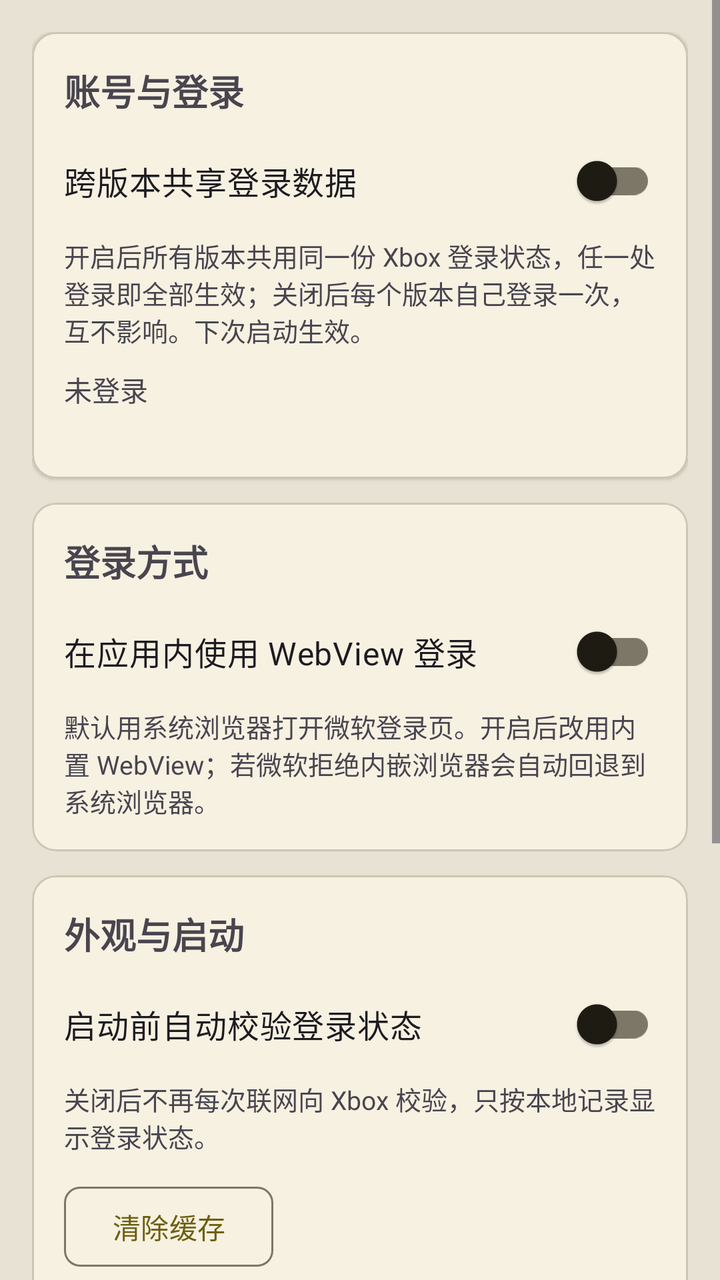
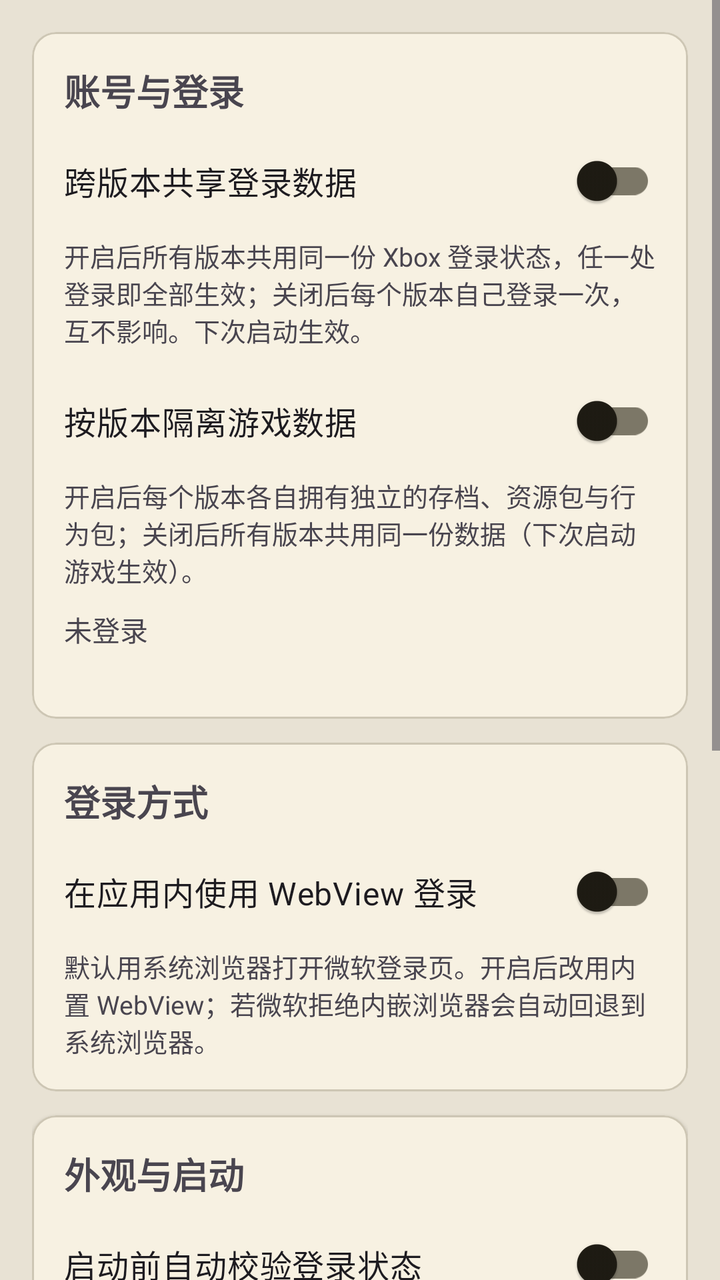

Screens rendered from an Android XML layout before and after an edit, with the pre-edit source and the edit as a unified diff.
<!-- AndroidManifest.xml: application theme AppTheme -->
<!-- res/layout/fragment_setting.xml -->
<?xml version="1.0" encoding="utf-8"?>
<ScrollView xmlns:android="http://schemas.android.com/apk/res/android"
    xmlns:app="http://schemas.android.com/apk/res-auto"
    android:layout_width="match_parent"
    android:layout_height="match_parent"
    android:background="@color/md_theme_surfaceContainerHighest"
    android:fillViewport="true">

    <LinearLayout
        android:layout_width="match_parent"
        android:layout_height="wrap_content"
        android:orientation="vertical"
        android:paddingStart="16dp"
        android:paddingTop="16dp"
        android:paddingEnd="16dp"
        android:paddingBottom="24dp">

        <com.google.android.material.card.MaterialCardView
            android:layout_width="match_parent"
            android:layout_height="wrap_content"
            app:cardCornerRadius="12dp"
            app:cardElevation="1dp">

            <LinearLayout
                android:layout_width="match_parent"
                android:layout_height="wrap_content"
                android:orientation="vertical"
                android:padding="16dp">

                <TextView
                    android:layout_width="wrap_content"
                    android:layout_height="wrap_content"
                    android:text="@string/account_section_header"
                    android:textSize="18sp"
                    android:textStyle="bold" />

                <com.google.android.material.switchmaterial.SwitchMaterial
                    android:id="@+id/identity_share"
                    android:layout_width="match_parent"
                    android:layout_height="wrap_content"
                    android:layout_marginTop="8dp"
                    android:text="@string/account_share_toggle"
                    android:textSize="16sp" />

                <TextView
                    android:id="@+id/identity_summary"
                    android:layout_width="match_parent"
                    android:layout_height="wrap_content"
                    android:layout_marginTop="4dp"
                    android:text="@string/identity_share_summary"
                    android:textColor="?android:attr/textColorSecondary"
                    android:textSize="13sp" />

                <TextView
                    android:id="@+id/account_line"
                    android:layout_width="match_parent"
                    android:layout_height="wrap_content"
                    android:layout_marginTop="10dp"
                    android:text="@string/account_not_signed_in"
                    android:textSize="14sp" />

                <TextView
                    android:id="@+id/identity_path"
                    android:layout_width="match_parent"
                    android:layout_height="wrap_content"
                    android:layout_marginTop="2dp"
                    android:textIsSelectable="true"
                    android:textSize="12sp"
                    android:typeface="monospace" />
            </LinearLayout>
        </com.google.android.material.card.MaterialCardView>

        <com.google.android.material.card.MaterialCardView
            android:layout_width="match_parent"
            android:layout_height="wrap_content"
            android:layout_marginTop="12dp"
            app:cardCornerRadius="12dp"
            app:cardElevation="1dp">

            <LinearLayout
                android:layout_width="match_parent"
                android:layout_height="wrap_content"
                android:orientation="vertical"
                android:padding="16dp">

                <TextView
                    android:layout_width="wrap_content"
                    android:layout_height="wrap_content"
                    android:text="@string/account_login_method_header"
                    android:textSize="18sp"
                    android:textStyle="bold" />

                <com.google.android.material.switchmaterial.SwitchMaterial
                    android:id="@+id/login_webview"
                    android:layout_width="match_parent"
                    android:layout_height="wrap_content"
                    android:layout_marginTop="8dp"
                    android:text="@string/account_webview_toggle"
                    android:textSize="16sp" />

                <TextView
                    android:layout_width="match_parent"
                    android:layout_height="wrap_content"
                    android:layout_marginTop="4dp"
                    android:text="@string/account_webview_summary"
                    android:textColor="?android:attr/textColorSecondary"
                    android:textSize="13sp" />
            </LinearLayout>
        </com.google.android.material.card.MaterialCardView>

        <com.google.android.material.card.MaterialCardView
            android:layout_width="match_parent"
            android:layout_height="wrap_content"
            android:layout_marginTop="12dp"
            app:cardCornerRadius="12dp"
            app:cardElevation="1dp">

            <LinearLayout
                android:layout_width="match_parent"
                android:layout_height="wrap_content"
                android:orientation="vertical"
                android:padding="16dp">

                <TextView
                    android:layout_width="wrap_content"
                    android:layout_height="wrap_content"
                    android:text="@string/setting_appearance_header"
                    android:textSize="18sp"
                    android:textStyle="bold" />

                <com.google.android.material.switchmaterial.SwitchMaterial
                    android:id="@+id/auto_validate"
                    android:layout_width="match_parent"
                    android:layout_height="wrap_content"
                    android:layout_marginTop="8dp"
                    android:text="@string/setting_auto_validate_toggle"
                    android:textSize="16sp" />

                <TextView
                    android:layout_width="match_parent"
                    android:layout_height="wrap_content"
                    android:layout_marginTop="4dp"
                    android:text="@string/setting_auto_validate_summary"
                    android:textColor="?android:attr/textColorSecondary"
                    android:textSize="13sp" />

                <com.google.android.material.button.MaterialButton
                    android:id="@+id/clear_cache"
                    style="?attr/materialButtonOutlinedStyle"
                    android:layout_width="wrap_content"
                    android:layout_height="wrap_content"
                    android:layout_marginTop="12dp"
                    android:text="@string/setting_clear_cache_button"
                    app:cornerRadius="8dp" />
            </LinearLayout>
        </com.google.android.material.card.MaterialCardView>

        <com.google.android.material.card.MaterialCardView
            android:layout_width="match_parent"
            android:layout_height="wrap_content"
            android:layout_marginTop="12dp"
            app:cardCornerRadius="12dp"
            app:cardElevation="1dp">

            <LinearLayout
                android:layout_width="match_parent"
                android:layout_height="wrap_content"
                android:orientation="vertical"
                android:padding="16dp">

                <TextView
                    android:layout_width="wrap_content"
                    android:layout_height="wrap_content"
                    android:text="@string/setting_install_data_header"
                    android:textSize="18sp"
                    android:textStyle="bold" />

                <TextView
                    android:id="@+id/version_line"
                    android:layout_width="match_parent"
                    android:layout_height="wrap_content"
                    android:layout_marginTop="8dp"
                    android:text="@string/setting_version_placeholder"
                    android:textSize="14sp" />

                <TextView
                    android:id="@+id/instance_path"
                    android:layout_width="match_parent"
                    android:layout_height="wrap_content"
                    android:layout_marginTop="2dp"
                    android:textIsSelectable="true"
                    android:textSize="12sp"
                    android:typeface="monospace" />
            </LinearLayout>
        </com.google.android.material.card.MaterialCardView>

        <com.google.android.material.card.MaterialCardView
            android:layout_width="match_parent"
            android:layout_height="wrap_content"
            android:layout_marginTop="12dp"
            app:cardCornerRadius="12dp"
            app:cardElevation="1dp">

            <LinearLayout
                android:layout_width="match_parent"
                android:layout_height="wrap_content"
                android:orientation="vertical"
                android:padding="16dp">

                <TextView
                    android:layout_width="wrap_content"
                    android:layout_height="wrap_content"
                    android:text="@string/setting_runtime_header"
                    android:textSize="18sp"
                    android:textStyle="bold" />

                <TextView
                    android:id="@+id/runtime_line"
                    android:layout_width="match_parent"
                    android:layout_height="wrap_content"
                    android:layout_marginTop="8dp"
                    android:text="@string/setting_runtime_not_started"
                    android:textSize="14sp" />

                <TextView
                    android:id="@+id/hook_line"
                    android:layout_width="match_parent"
                    android:layout_height="wrap_content"
                    android:layout_marginTop="2dp"
                    android:textColor="?android:attr/textColorSecondary"
                    android:textSize="13sp" />

                <com.google.android.material.button.MaterialButton
                    android:id="@+id/rescan_plugins"
                    style="?attr/materialButtonOutlinedStyle"
                    android:layout_width="wrap_content"
                    android:layout_height="wrap_content"
                    android:layout_marginTop="10dp"
                    android:text="@string/setting_rescan_plugins_button"
                    app:cornerRadius="8dp" />
            </LinearLayout>
        </com.google.android.material.card.MaterialCardView>
    </LinearLayout>
</ScrollView>
<!-- resources referenced by this layout -->
<resources>
  <color name="md_theme_surfaceContainerHighest">#E8E2D4</color>
  <string name="account_login_method_header">登录方式</string>
  <string name="account_not_signed_in">未登录</string>
  <string name="account_section_header">账号与登录</string>
  <string name="account_share_toggle">跨版本共享登录数据</string>
  <string name="account_webview_summary">默认用系统浏览器打开微软登录页。开启后改用内置 WebView；若微软拒绝内嵌浏览器会自动回退到系统浏览器。</string>
  <string name="account_webview_toggle">在应用内使用 WebView 登录</string>
  <string name="identity_share_summary">开启后所有版本共用同一份 Xbox 登录状态，任一处登录即全部生效；关闭后每个版本自己登录一次，互不影响。下次启动生效。</string>
  <string name="setting_appearance_header">外观与启动</string>
  <string name="setting_auto_validate_summary">关闭后不再每次联网向 Xbox 校验，只按本地记录显示登录状态。</string>
  <string name="setting_auto_validate_toggle">启动前自动校验登录状态</string>
  <string name="setting_clear_cache_button">清除缓存</string>
  <string name="setting_install_data_header">安装与数据</string>
  <string name="setting_rescan_plugins_button">重新扫描插件</string>
  <string name="setting_runtime_header">运行时</string>
  <string name="setting_runtime_not_started">运行时未启动</string>
  <string name="setting_version_placeholder">版本：—</string>
  <color name="md_theme_primary">#6D5E0F</color>
  <color name="md_theme_onPrimary">#FFFFFF</color>
  <color name="md_theme_primaryContainer">#F8E287</color>
  <color name="md_theme_onPrimaryContainer">#534600</color>
  <color name="md_theme_secondary">#665E40</color>
  <color name="md_theme_onSecondary">#FFFFFF</color>
  <color name="md_theme_secondaryContainer">#EEE2BC</color>
  <color name="md_theme_onSecondaryContainer">#4E472A</color>
  <color name="md_theme_tertiary">#43664E</color>
  <color name="md_theme_onTertiary">#FFFFFF</color>
  <color name="md_theme_tertiaryContainer">#C5ECCE</color>
  <color name="md_theme_onTertiaryContainer">#2C4E38</color>
  <color name="md_theme_error">#BA1A1A</color>
  <color name="md_theme_onError">#FFFFFF</color>
  <color name="md_theme_errorContainer">#FFDAD6</color>
  <color name="md_theme_onErrorContainer">#93000A</color>
  <color name="md_theme_background">#FFF9EE</color>
  <color name="md_theme_onBackground">#1E1B13</color>
  <color name="md_theme_surface">#FFF9EE</color>
  <color name="md_theme_onSurface">#1E1B13</color>
  <color name="md_theme_surfaceVariant">#EAE2D0</color>
  <color name="md_theme_onSurfaceVariant">#4B4739</color>
  <color name="md_theme_outline">#7C7767</color>
  <color name="md_theme_outlineVariant">#CDC6B4</color>
  <color name="md_theme_inverseSurface">#333027</color>
  <color name="md_theme_inverseOnSurface">#F7F0E2</color>
  <color name="md_theme_inversePrimary">#DBC66E</color>
  <color name="md_theme_primaryFixed">#F8E287</color>
  <color name="md_theme_onPrimaryFixed">#221B00</color>
  <color name="md_theme_primaryFixedDim">#DBC66E</color>
  <color name="md_theme_onPrimaryFixedVariant">#534600</color>
  <color name="md_theme_secondaryFixed">#EEE2BC</color>
  <color name="md_theme_onSecondaryFixed">#211B04</color>
  <color name="md_theme_secondaryFixedDim">#D1C6A1</color>
  <color name="md_theme_onSecondaryFixedVariant">#4E472A</color>
  <color name="md_theme_tertiaryFixed">#C5ECCE</color>
  <color name="md_theme_onTertiaryFixed">#00210F</color>
  <color name="md_theme_tertiaryFixedDim">#A9D0B3</color>
  <color name="md_theme_onTertiaryFixedVariant">#2C4E38</color>
  <color name="md_theme_surfaceDim">#E0D9CC</color>
  <color name="md_theme_surfaceBright">#FFF9EE</color>
  <color name="md_theme_surfaceContainerLowest">#FFFFFF</color>
  <color name="md_theme_surfaceContainerLow">#FAF3E5</color>
  <color name="md_theme_surfaceContainer">#F4EDDF</color>
  <color name="md_theme_surfaceContainerHigh">#EEE8DA</color>
  <!-- unchanged entries left out for length: 1 -->
</resources>

<!-- the commit's change to res/layout/fragment_setting.xml (unified diff, before → after) -->
@@ -51,6 +51,22 @@
                     android:textColor="?android:attr/textColorSecondary"
                     android:textSize="13sp" />
 
+                <com.google.android.material.switchmaterial.SwitchMaterial
+                    android:id="@+id/version_isolation"
+                    android:layout_width="match_parent"
+                    android:layout_height="wrap_content"
+                    android:layout_marginTop="12dp"
+                    android:text="@string/setting_version_isolation_toggle"
+                    android:textSize="16sp" />
+
+                <TextView
+                    android:layout_width="match_parent"
+                    android:layout_height="wrap_content"
+                    android:layout_marginTop="4dp"
+                    android:text="@string/setting_version_isolation_summary"
+                    android:textColor="?android:attr/textColorSecondary"
+                    android:textSize="13sp" />
+
                 <TextView
                     android:id="@+id/account_line"
                     android:layout_width="match_parent"
<!-- resource entries referenced after the edit -->
@@ -16,6 +16,8 @@
   <string name="setting_rescan_plugins_button">重新扫描插件</string>
   <string name="setting_runtime_header">运行时</string>
   <string name="setting_runtime_not_started">运行时未启动</string>
+  <string name="setting_version_isolation_summary">开启后每个版本各自拥有独立的存档、资源包与行为包；关闭后所有版本共用同一份数据（下次启动游戏生效）。</string>
+  <string name="setting_version_isolation_toggle">按版本隔离游戏数据</string>
   <string name="setting_version_placeholder">版本：—</string>
   <color name="md_theme_primary">#6D5E0F</color>
   <color name="md_theme_onPrimary">#FFFFFF</color>
